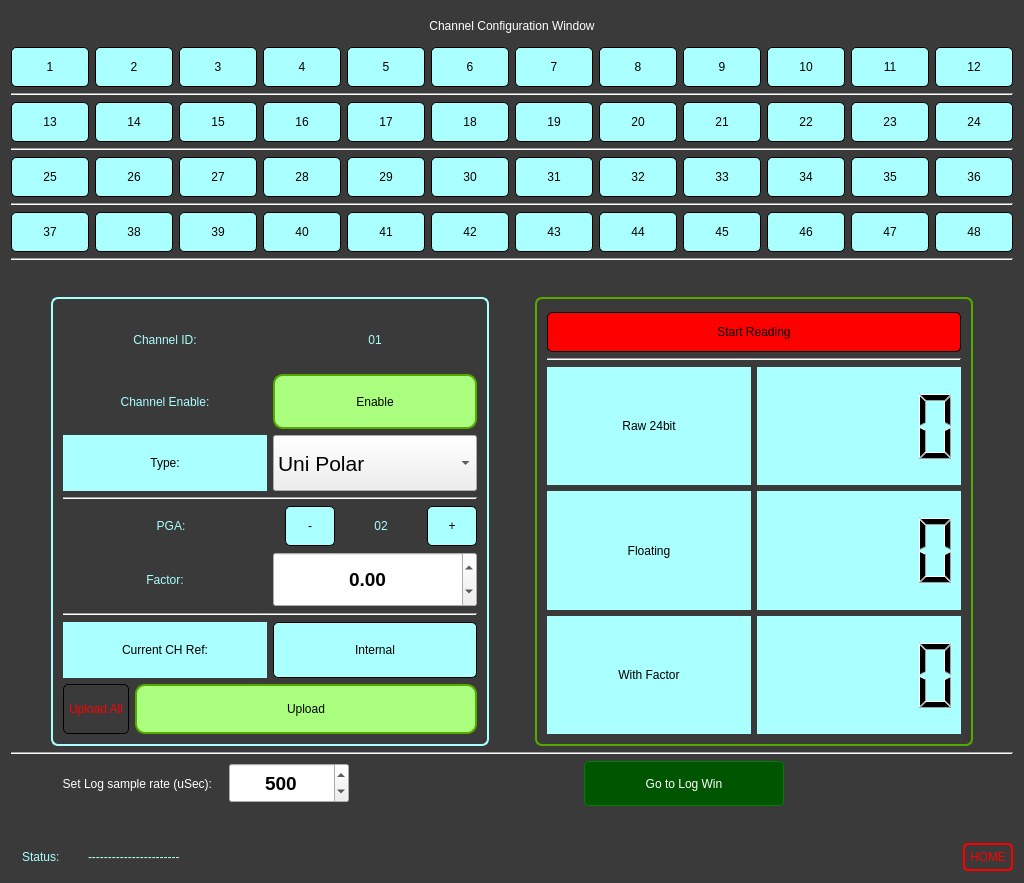
Mubshr07/DAQ, file configchwin.ui: the form before one commit.
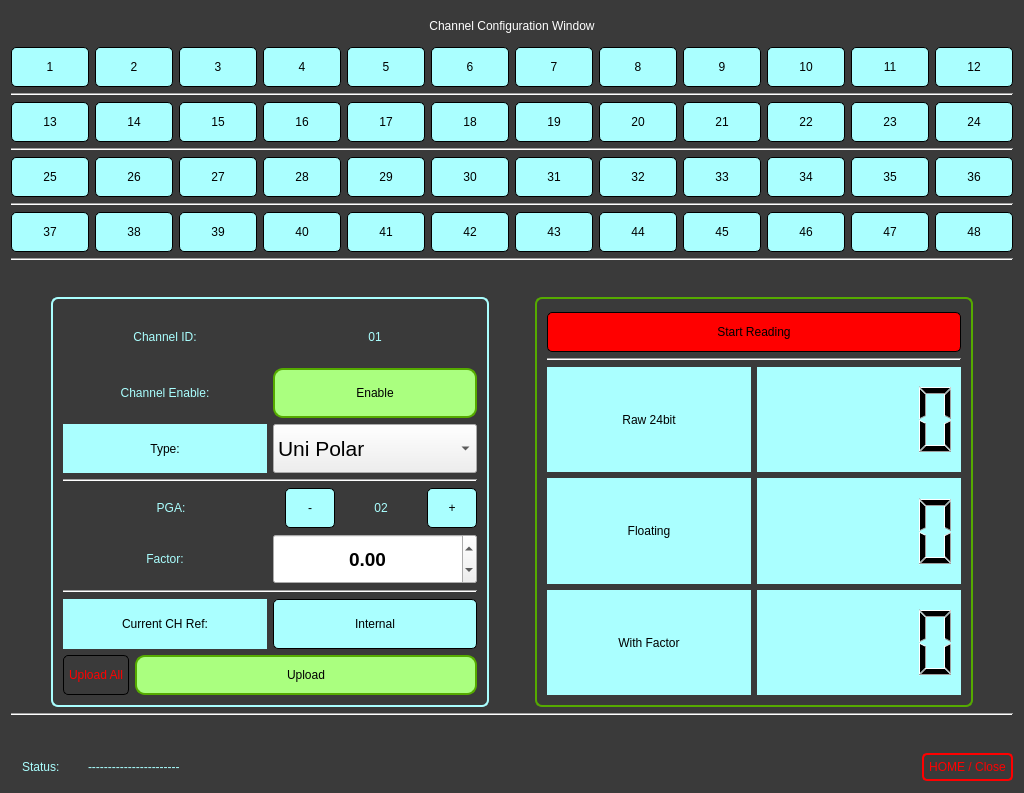
The form after the commit.

Commit message: Saving progress of MainWindow GUI style and layout.

Patch:
```diff
--- a/configchwin.ui
+++ b/configchwin.ui
@@ -7,7 +7,7 @@
     <x>0</x>
     <y>0</y>
     <width>1024</width>
-    <height>883</height>
+    <height>793</height>
    </rect>
   </property>
   <property name="windowTitle">
@@ -1155,10 +1155,11 @@
              </sizepolicy>
             </property>
             <property name="styleSheet">
-             <string notr="true">font: 750 24pt &quot;MS Shell Dlg 2&quot;;
+             <string notr="true">font: 750 22pt &quot;MS Shell Dlg 2&quot;;
 background-color: rgb(170, 255, 127);
 border:2px solid rgb(85, 170, 0);
-border-radius:10px;</string>
+border-radius:10px;
+padding:5px;</string>
             </property>
             <property name="text">
              <string>Enable</string>
@@ -1399,7 +1400,7 @@
             <property name="minimumSize">
              <size>
               <width>60</width>
-              <height>40</height>
+              <height>35</height>
              </size>
             </property>
             <property name="accessibleName">
@@ -1422,14 +1423,15 @@
             <property name="minimumSize">
              <size>
               <width>0</width>
-              <height>50</height>
+              <height>40</height>
              </size>
             </property>
             <property name="styleSheet">
-             <string notr="true">font: 750 24pt &quot;MS Shell Dlg 2&quot;;
+             <string notr="true">font: 750 22pt &quot;MS Shell Dlg 2&quot;;
 background-color: rgb(170, 255, 127);
 border:2px solid rgb(85, 170, 0);
-border-radius:10px;</string>
+border-radius:10px;
+padding:5px;</string>
             </property>
             <property name="text">
              <string>Upload</string>
@@ -1619,113 +1621,6 @@
      </property>
     </widget>
    </item>
-   <item>
-    <layout class="QHBoxLayout" name="horizontalLayout_8">
-     <item>
-      <spacer name="horizontalSpacer_13">
-       <property name="orientation">
-        <enum>Qt::Horizontal</enum>
-       </property>
-       <property name="sizeType">
-        <enum>QSizePolicy::Fixed</enum>
-       </property>
-       <property name="sizeHint" stdset="0">
-        <size>
-         <width>40</width>
-         <height>20</height>
-        </size>
-       </property>
-      </spacer>
-     </item>
-     <item>
-      <widget class="QLabel" name="label_9">
-       <property name="styleSheet">
-        <string notr="true">font:800 16pt &quot;Times New Roman&quot;;
-color:white;</string>
-       </property>
-       <property name="text">
-        <string>Set Log sample rate (uSec):</string>
-       </property>
-       <property name="alignment">
-        <set>Qt::AlignRight|Qt::AlignTrailing|Qt::AlignVCenter</set>
-       </property>
-      </widget>
-     </item>
-     <item>
-      <widget class="QSpinBox" name="txt_SampleTime">
-       <property name="minimumSize">
-        <size>
-         <width>120</width>
-         <height>40</height>
-        </size>
-       </property>
-       <property name="font">
-        <font>
-         <pointsize>14</pointsize>
-         <weight>75</weight>
-         <bold>true</bold>
-        </font>
-       </property>
-       <property name="alignment">
-        <set>Qt::AlignCenter</set>
-       </property>
-       <property name="minimum">
-        <number>1</number>
-       </property>
-       <property name="maximum">
-        <number>100000</number>
-       </property>
-       <property name="value">
-        <number>500</number>
-       </property>
-      </widget>
-     </item>
-     <item>
-      <spacer name="horizontalSpacer_12">
-       <property name="orientation">
-        <enum>Qt::Horizontal</enum>
-       </property>
-       <property name="sizeHint" stdset="0">
-        <size>
-         <width>40</width>
-         <height>20</height>
-        </size>
-       </property>
-      </spacer>
-     </item>
-     <item>
-      <widget class="QPushButton" name="pb_GotoLogWindow">
-       <property name="minimumSize">
-        <size>
-         <width>200</width>
-         <height>45</height>
-        </size>
-       </property>
-       <property name="styleSheet">
-        <string notr="true">border-color:green;
-background-color: rgb(0, 85, 0);
-color:white;</string>
-       </property>
-       <property name="text">
-        <string>Go to Log Win</string>
-       </property>
-      </widget>
-     </item>
-     <item>
-      <spacer name="horizontalSpacer_5">
-       <property name="orientation">
-        <enum>Qt::Horizontal</enum>
-       </property>
-       <property name="sizeHint" stdset="0">
-        <size>
-         <width>40</width>
-         <height>20</height>
-        </size>
-       </property>
-      </spacer>
-     </item>
-    </layout>
-   </item>
    <item>
     <spacer name="verticalSpacer_2">
      <property name="orientation">
@@ -1791,7 +1686,7 @@
 padding 10px;</string>
        </property>
        <property name="text">
-        <string>HOME</string>
+        <string>HOME / Close</string>
        </property>
       </widget>
      </item>
```
The commit also changes 11 other files.
